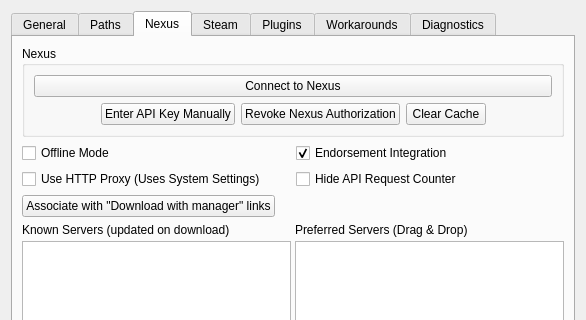
First picture: the form in modorganizer/src/settingsdialog.ui, repository Holt59/mo2-merge, before the edit; both pictures show x 0 to 586 and y 0 to 320 of the 586 by 504 pixel window.
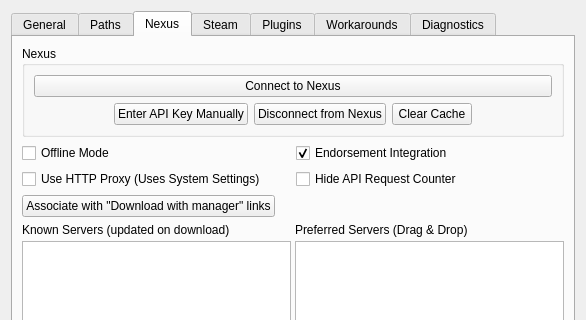
Second picture: the form after the edit. The open tabs and pages were chosen to show the change. Icons and pictures are not drawn.

Commit message: [modorganizer] renamed "revoke nexus authorization" to "disconnect from nexus" because "revoking" is ambiguous reworked manual key dialog to look more like MO1 moved all the UI stuff from callbacks in Settings back to SettingsDialog in a central updateNexusButtons(), which also enables/disables buttons as needed

The edit to the form file:
```diff
--- a/modorganizer/src/settingsdialog.ui
+++ b/modorganizer/src/settingsdialog.ui
@@ -516,7 +516,7 @@
                <string>Clear the stored Nexus API key and force reauthorization.</string>
               </property>
               <property name="text">
-               <string>Revoke Nexus Authorization</string>
+               <string>Disconnect from Nexus</string>
               </property>
               <property name="icon">
                <iconset resource="resources.qrc">
```
Left out of the diff: 2 changed lines with no effect on the pictures. The commit also changes 5 other files.
